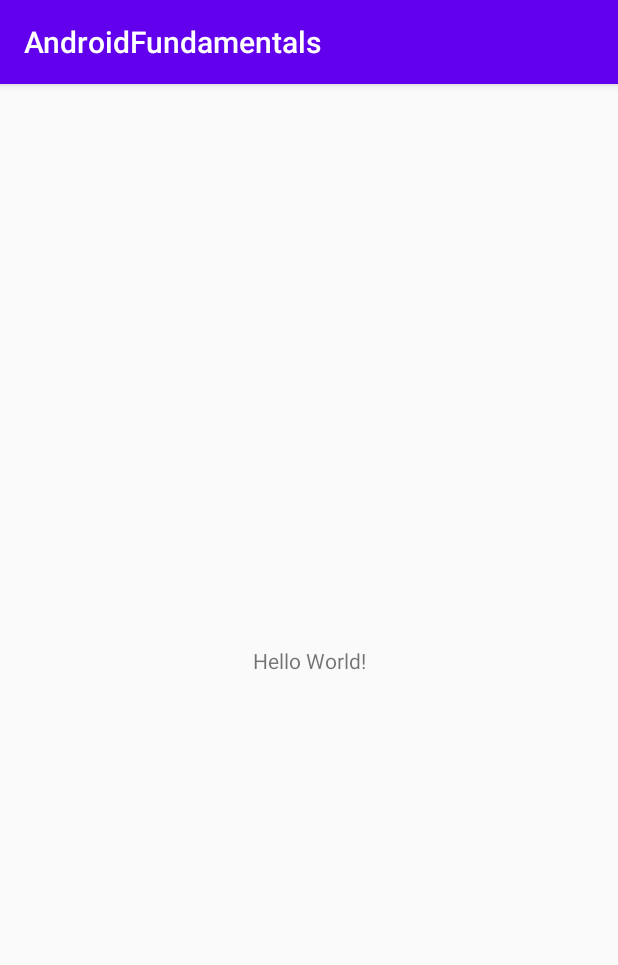
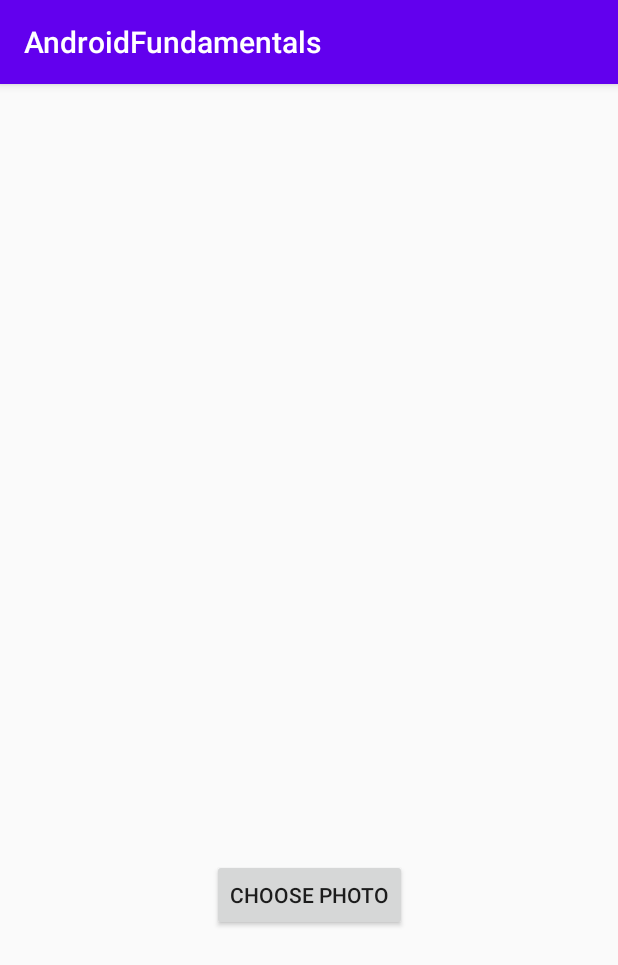
Before and after one commit to vilfrack/AndroidBasic, an Android app: the screen it shows after launch (MainActivity), on a phone screen of 412 x 824 dp. Shown: the top 965 px of the screen. Run offline under Robolectric (Android 15) with nearby library versions, the phone set to English and light mode, and no system bars.

Commit message:
Create implicit intents where get images from our gallery

```diff
--- a/app/src/main/java/com/androidfundamentals/MainActivity.kt
+++ b/app/src/main/java/com/androidfundamentals/MainActivity.kt
@@ -1,8 +1,11 @@
 package com.androidfundamentals
 
+import android.app.Activity
+import android.content.Intent
 import androidx.appcompat.app.AppCompatActivity
 import android.os.Bundle
 import android.util.Log
+import kotlinx.android.synthetic.main.activity_main.*
 import java.util.*
 import kotlin.math.log
 
@@ -11,7 +14,21 @@ class MainActivity : AppCompatActivity() {
         super.onCreate(savedInstanceState)
         setContentView(R.layout.activity_main)
 
+        btnTakePhoto.setOnClickListener {
+            Intent(Intent.ACTION_GET_CONTENT).also {
+                it.type = "image/*"//acepta cualquier formato
+                startActivityForResult(it,0)
+            }
+        }
+
     }
 
+    override fun onActivityResult(requestCode: Int, resultCode: Int, data: Intent?) {
+        super.onActivityResult(requestCode, resultCode, data)
+        if (resultCode== Activity.RESULT_OK && requestCode == 0){
+            val uri = data?.data
+            ivPhoto.setImageURI(uri)
+        }
+    }
 
 }
--- a/app/src/main/res/layout/activity_main.xml
+++ b/app/src/main/res/layout/activity_main.xml
@@ -6,13 +6,26 @@
     android:layout_height="match_parent"
     tools:context=".MainActivity">
 
-    <TextView
+    <ImageView
+        android:id="@+id/ivPhoto"
+        android:layout_width="270dp"
+        android:layout_height="480dp"
+        android:scaleType="centerCrop"
+        app:layout_constraintBottom_toBottomOf="parent"
+        app:layout_constraintEnd_toEndOf="parent"
+        app:layout_constraintHorizontal_bias="0.496"
+        app:layout_constraintStart_toStartOf="parent"
+        app:layout_constraintTop_toTopOf="parent"
+        app:layout_constraintVertical_bias="0.127" />
+
+    <Button
+        android:id="@+id/btnTakePhoto"
         android:layout_width="wrap_content"
         android:layout_height="wrap_content"
-        android:text="Hello World!"
-        app:layout_constraintBottom_toBottomOf="parent"
-        app:layout_constraintLeft_toLeftOf="parent"
-        app:layout_constraintRight_toRightOf="parent"
-        app:layout_constraintTop_toTopOf="parent" />
+        android:text="Choose photo"
+        app:layout_constraintEnd_toEndOf="parent"
+        app:layout_constraintHorizontal_bias="0.5"
+        app:layout_constraintStart_toStartOf="parent"
+        app:layout_constraintTop_toBottomOf="@+id/ivPhoto" />
 
 </androidx.constraintlayout.widget.ConstraintLayout>
```
